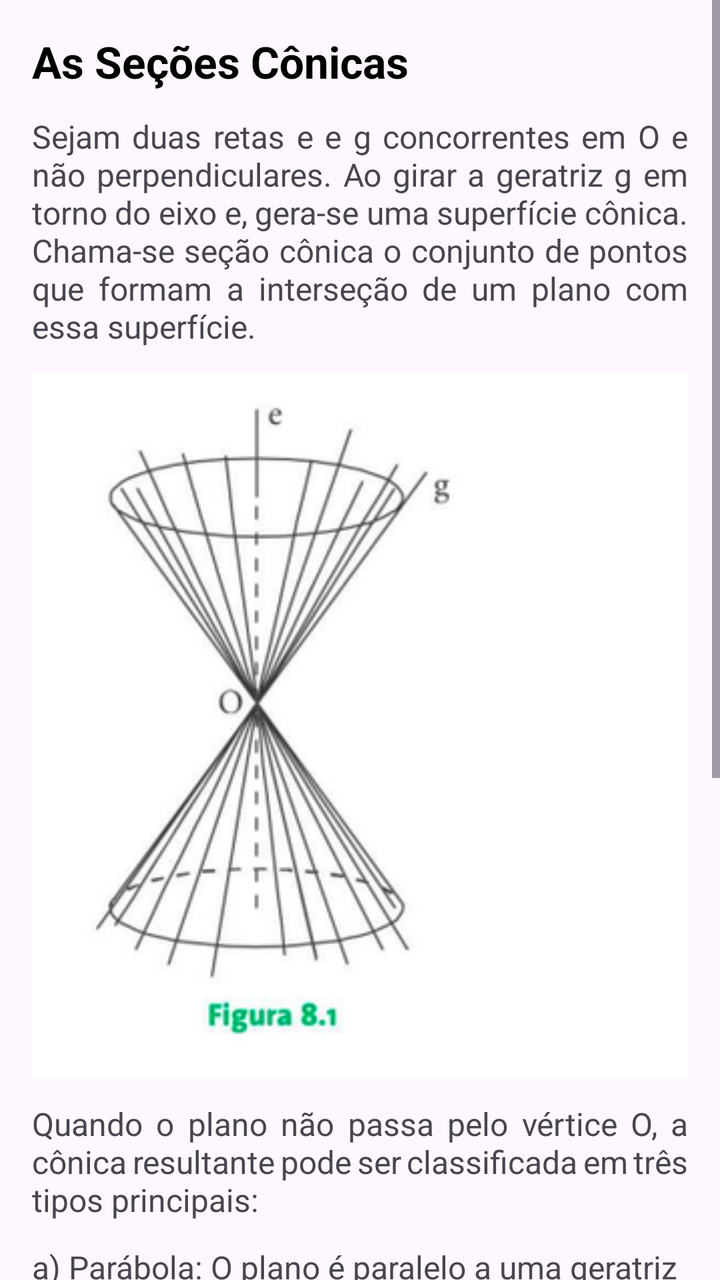
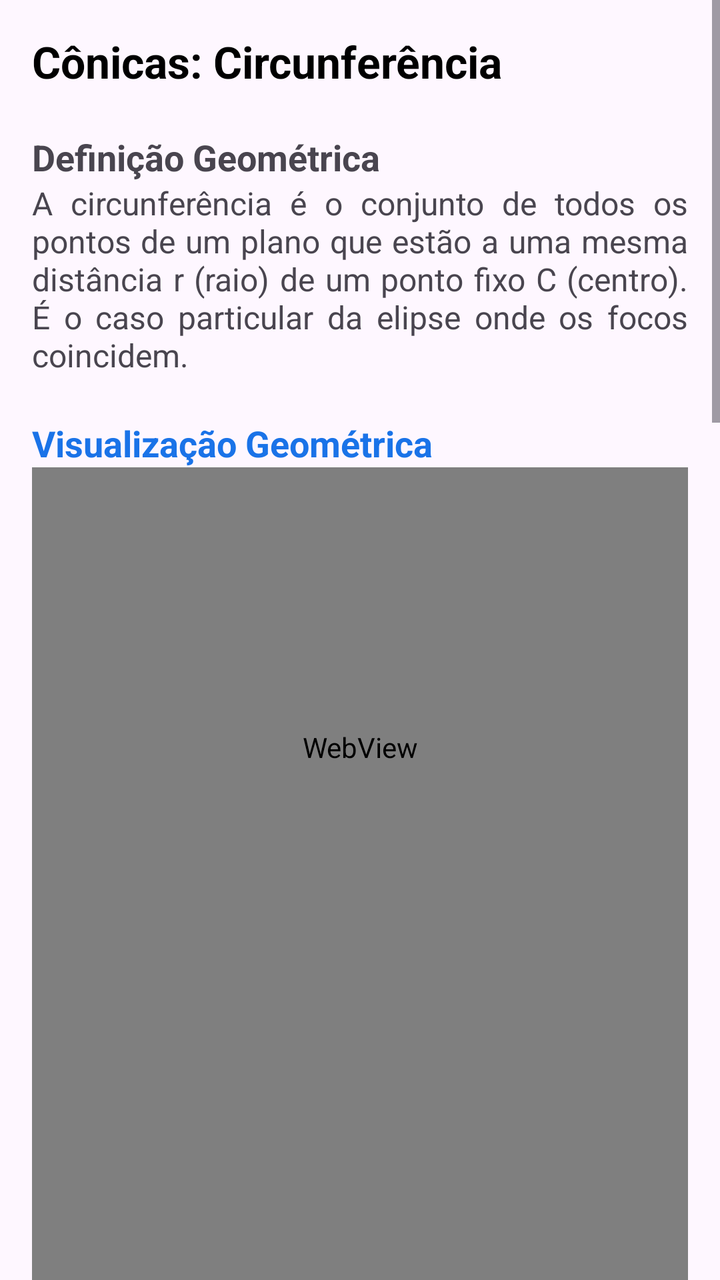

An Android layout rendered at two revisions. The XML below is the earlier revision; the diff shows what the commit changed to produce the second picture.
<!-- AndroidManifest.xml: application theme Theme.MatrixLab -->
<!-- res/layout/fragment_vetorial31.xml -->
<?xml version="1.0" encoding="utf-8"?>
<ScrollView xmlns:android="http://schemas.android.com/apk/res/android"
    xmlns:tools="http://schemas.android.com/tools"
    android:id="@+id/scroll"
    android:layout_width="match_parent"
    android:layout_height="match_parent"
    android:fillViewport="true"
    tools:context=".ui.reflow.Vetorial31">

    <LinearLayout
        android:layout_width="match_parent"
        android:layout_height="match_parent"
        android:orientation="vertical"
        android:padding="16dp">

        <TextView
            android:layout_width="match_parent"
            android:layout_height="wrap_content"
            android:text="As Seções Cônicas"
            android:textSize="22sp"
            android:textStyle="bold"
            android:textColor="@android:color/black"
            android:paddingBottom="12dp" />

        <TextView
            android:layout_width="match_parent"
            android:layout_height="wrap_content"
            android:textSize="16sp"
            android:justificationMode="inter_word"
            android:text="Sejam duas retas e e g concorrentes em O e não perpendiculares. Ao girar a geratriz g em torno do eixo e, gera-se uma superfície cônica. Chama-se seção cônica o conjunto de pontos que formam a interseção de um plano com essa superfície." />

        <ImageView
            android:layout_width="match_parent"
            android:layout_height="wrap_content"
            android:adjustViewBounds="true"
            android:layout_marginTop="12dp"
            android:layout_marginBottom="12dp"
            android:src="@drawable/unidade3_1" />

        <TextView
            android:layout_width="match_parent"
            android:layout_height="wrap_content"
            android:textSize="16sp"
            android:justificationMode="inter_word"
            android:text="Quando o plano não passa pelo vértice O, a cônica resultante pode ser classificada em três tipos principais:" />

        <LinearLayout
            android:layout_width="match_parent"
            android:layout_height="wrap_content"
            android:orientation="vertical"
            android:paddingTop="12dp">

            <TextView
                android:layout_width="match_parent"
                android:layout_height="wrap_content"
                android:textSize="16sp"
                android:paddingBottom="8dp"
                android:text="a) Parábola: O plano é paralelo a uma geratriz da superfície." />

            <TextView
                android:layout_width="match_parent"
                android:layout_height="wrap_content"
                android:textSize="16sp"
                android:paddingBottom="8dp"
                android:text="b) Elipse: O plano intercepta apenas uma das folhas da superfície (circunferência se for perpendicular ao eixo)." />

            <TextView
                android:layout_width="match_parent"
                android:layout_height="wrap_content"
                android:textSize="16sp"
                android:paddingBottom="12dp"
                android:text="c) Hipérbole: O plano intercepta as duas folhas da superfície, gerando dois ramos." />

        </LinearLayout>

        <ImageView
            android:layout_width="match_parent"
            android:layout_height="wrap_content"
            android:adjustViewBounds="true"
            android:src="@drawable/unidade3_2" />

        <WebView
            android:id="@+id/math_conicas_intro"
            android:layout_width="match_parent"
            android:layout_height="wrap_content"
            android:visibility="gone" />

        <View
            android:layout_width="match_parent"
            android:layout_height="80dp" />

    </LinearLayout>
</ScrollView>
<!-- resources referenced by this layout -->
<resources>
  <!-- drawable unidade3_1: png bitmap (drawable, 57199 bytes) -->
  <!-- drawable unidade3_2: png bitmap (drawable, 63562 bytes) -->
  <style name="Theme.MatrixLab" parent="Theme.Material3.Light.NoActionBar">
          
          <item name="colorPrimary">@color/purple_500</item>
          <item name="colorPrimaryVariant">@color/purple_700</item>
          <item name="colorOnPrimary">@color/white</item>
          <item name="colorSecondary">@color/teal_200</item>
          <item name="colorSecondaryVariant">@color/teal_700</item>
          <item name="colorOnSecondary">@color/black</item>
          <item name="android:statusBarColor">?attr/colorPrimaryVariant</item>
      </style>
  <color name="purple_500">#FF6200EE</color>
  <color name="purple_700">#FF3700B3</color>
  <color name="white">#FFFFFFFF</color>
  <color name="teal_200">#FF03DAC5</color>
  <color name="teal_700">#FF018786</color>
  <color name="black">#FF000000</color>
</resources>

<!-- the commit's change to res/layout/fragment_vetorial31.xml (unified diff, before → after) -->
@@ -1,93 +1,79 @@
 <?xml version="1.0" encoding="utf-8"?>
 <ScrollView xmlns:android="http://schemas.android.com/apk/res/android"
-    xmlns:tools="http://schemas.android.com/tools"
-    android:id="@+id/scroll"
     android:layout_width="match_parent"
     android:layout_height="match_parent"
-    android:fillViewport="true"
-    tools:context=".ui.reflow.Vetorial31">
+    android:fillViewport="true">
 
     <LinearLayout
         android:layout_width="match_parent"
-        android:layout_height="match_parent"
+        android:layout_height="wrap_content"
         android:orientation="vertical"
         android:padding="16dp">
 
         <TextView
             android:layout_width="match_parent"
             android:layout_height="wrap_content"
-            android:text="As Seções Cônicas"
+            android:text="Cônicas: Circunferência"
             android:textSize="22sp"
             android:textStyle="bold"
-            android:textColor="@android:color/black"
-            android:paddingBottom="12dp" />
+            android:textColor="@android:color/black" />
+
+        <TextView
+            android:layout_width="match_parent"
+            android:layout_height="wrap_content"
+            android:text="\nDefinição Geométrica"
+            android:textSize="18sp"
+            android:textStyle="bold" />
 
         <TextView
             android:layout_width="match_parent"
             android:layout_height="wrap_content"
             android:textSize="16sp"
             android:justificationMode="inter_word"
-            android:text="Sejam duas retas e e g concorrentes em O e não perpendiculares. Ao girar a geratriz g em torno do eixo e, gera-se uma superfície cônica. Chama-se seção cônica o conjunto de pontos que formam a interseção de um plano com essa superfície." />
+            android:text="A circunferência é o conjunto de todos os pontos de um plano que estão a uma mesma distância r (raio) de um ponto fixo C (centro). É o caso particular da elipse onde os focos coincidem." />
+
+        <TextView
+            android:layout_width="match_parent"
+            android:layout_height="wrap_content"
+            android:text="\nVisualização Geométrica"
+            android:textSize="18sp"
+            android:textStyle="bold"
+            android:textColor="#1A73E8" />
+
+        <WebView
+            android:id="@+id/math_circ_visualizacao"
+            android:layout_width="match_parent"
+            android:layout_height="280dp" />
+
+        <WebView
+            android:id="@+id/math_eq_circunferencia"
+            android:layout_width="match_parent"
+            android:layout_height="350dp" />
 
         <ImageView
             android:layout_width="match_parent"
             android:layout_height="wrap_content"
             android:adjustViewBounds="true"
-            android:layout_marginTop="12dp"
-            android:layout_marginBottom="12dp"
+            android:contentDescription="Diagrama de Circunferência"
             android:src="@drawable/unidade3_1" />
 
         <TextView
             android:layout_width="match_parent"
             android:layout_height="wrap_content"
-            android:textSize="16sp"
-            android:justificationMode="inter_word"
-            android:text="Quando o plano não passa pelo vértice O, a cônica resultante pode ser classificada em três tipos principais:" />
-
-        <LinearLayout
-            android:layout_width="match_parent"
-            android:layout_height="wrap_content"
-            android:orientation="vertical"
-            android:paddingTop="12dp">
-
-            <TextView
-                android:layout_width="match_parent"
-                android:layout_height="wrap_content"
-                android:textSize="16sp"
-                android:paddingBottom="8dp"
-                android:text="a) Parábola: O plano é paralelo a uma geratriz da superfície." />
-
-            <TextView
-                android:layout_width="match_parent"
-                android:layout_height="wrap_content"
-                android:textSize="16sp"
-                android:paddingBottom="8dp"
-                android:text="b) Elipse: O plano intercepta apenas uma das folhas da superfície (circunferência se for perpendicular ao eixo)." />
-
-            <TextView
-                android:layout_width="match_parent"
-                android:layout_height="wrap_content"
-                android:textSize="16sp"
-                android:paddingBottom="12dp"
-                android:text="c) Hipérbole: O plano intercepta as duas folhas da superfície, gerando dois ramos." />
-
-        </LinearLayout>
-
-        <ImageView
-            android:layout_width="match_parent"
-            android:layout_height="wrap_content"
-            android:adjustViewBounds="true"
-            android:src="@drawable/unidade3_2" />
+            android:text="\nExemplos e Exercícios Resolvidos"
+            android:textSize="18sp"
+            android:textStyle="bold" />
 
         <WebView
-            android:id="@+id/math_conicas_intro"
+            android:id="@+id/math_ex_circunferencia"
             android:layout_width="match_parent"
-            android:layout_height="wrap_content"
-            android:visibility="gone" />
+            android:layout_height="180dp" />
 
-        <View
+        <WebView
+            android:id="@+id/math_mais_ex_circ"
             android:layout_width="match_parent"
-            android:layout_height="80dp" />
+            android:layout_height="400dp" />
 
+        <View android:layout_width="match_parent" android:layout_height="80dp" />
     </LinearLayout>
 </ScrollView>
<!-- resource entries referenced after the edit -->
@@ -1,7 +1,6 @@
 <!-- resources referenced by this layout -->
 <resources>
   <!-- drawable unidade3_1: png bitmap (drawable, 57199 bytes) -->
-  <!-- drawable unidade3_2: png bitmap (drawable, 63562 bytes) -->
   <style name="Theme.MatrixLab" parent="Theme.Material3.Light.NoActionBar">
           
           <item name="colorPrimary">@color/purple_500</item>
